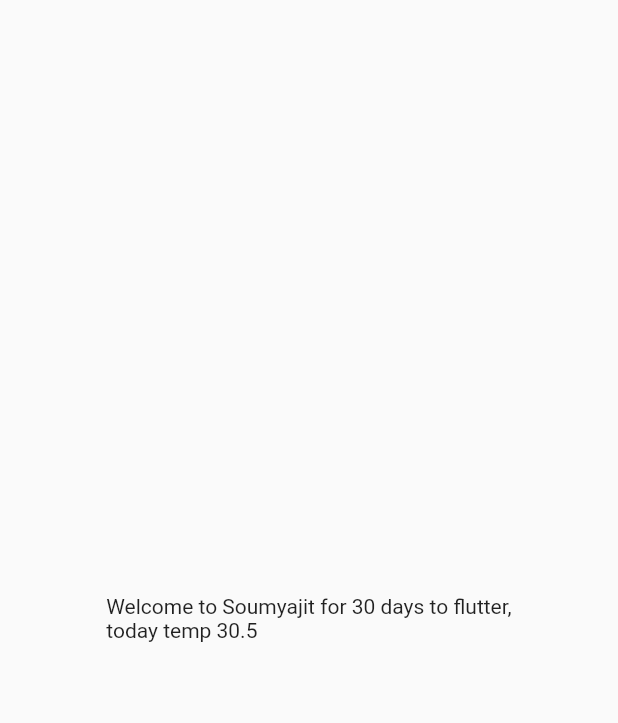
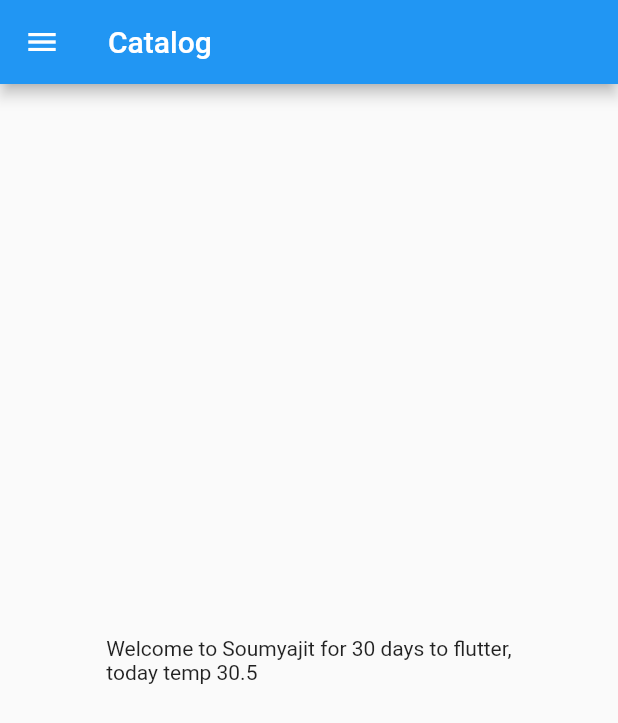
Before and after one commit to Soumyaguddu/New_app, a Flutter app: the screen it shows after launch, on a phone screen of 412 x 824 dp. Shown: the top 723 px of the screen. Run offline on Flutter 3.47's test engine with Material 2 defaults, Android fonts, the phone set to English and light mode, and no system bars.

Commit message:
Second Commit second

```diff
--- a/lib/home_page.dart
+++ b/lib/home_page.dart
@@ -8,12 +8,14 @@ class HomePage extends StatelessWidget {
     int days=30;
     num temp=30.5;
     var nameNow="Soumyajit";
-    return MaterialApp(
-      home:Material(
-        child: Center(
-          child:  Text("Welcome to $nameNow for $days days to flutter,\ntoday temp $temp"),
-        ),
-      ) ,
+    return Scaffold(
+      appBar: AppBar(
+        title: const Text("Catalog"),
+      ),
+      body: Center(
+        child:  Text("Welcome to $nameNow for $days days to flutter,\ntoday temp $temp"),
+      ),
+      drawer: const Drawer(),
 
     );
 
```
